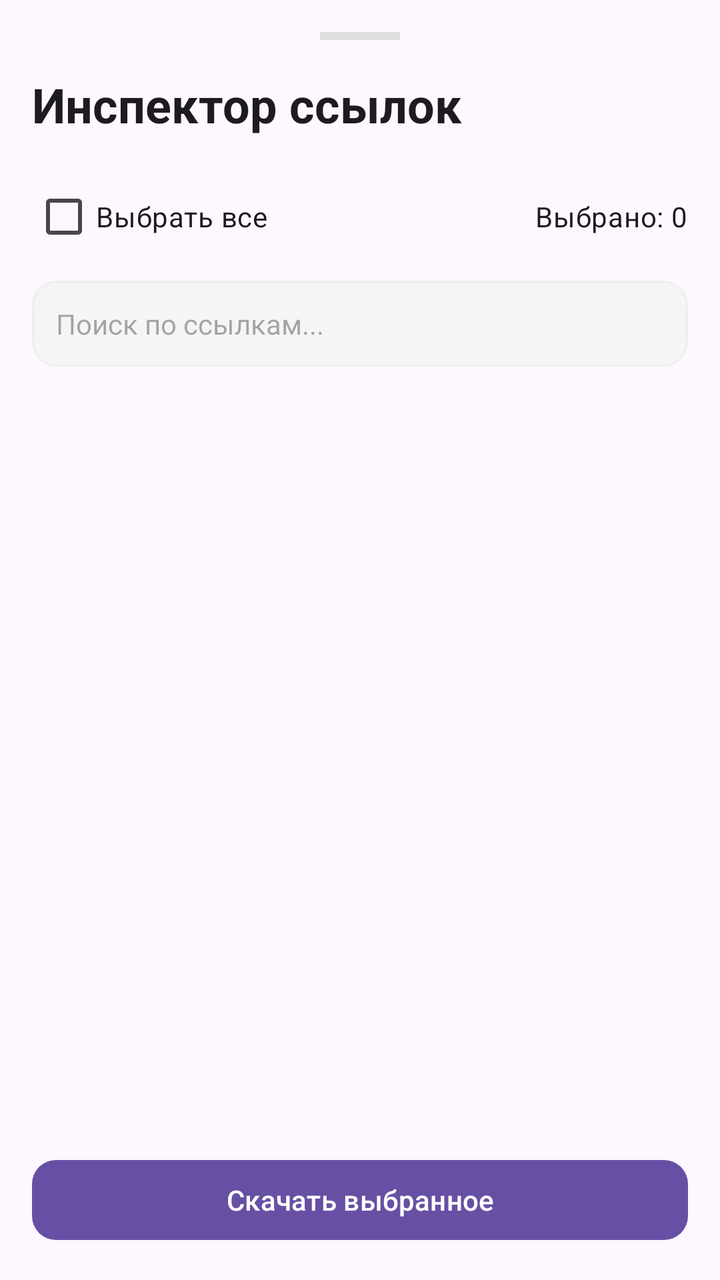
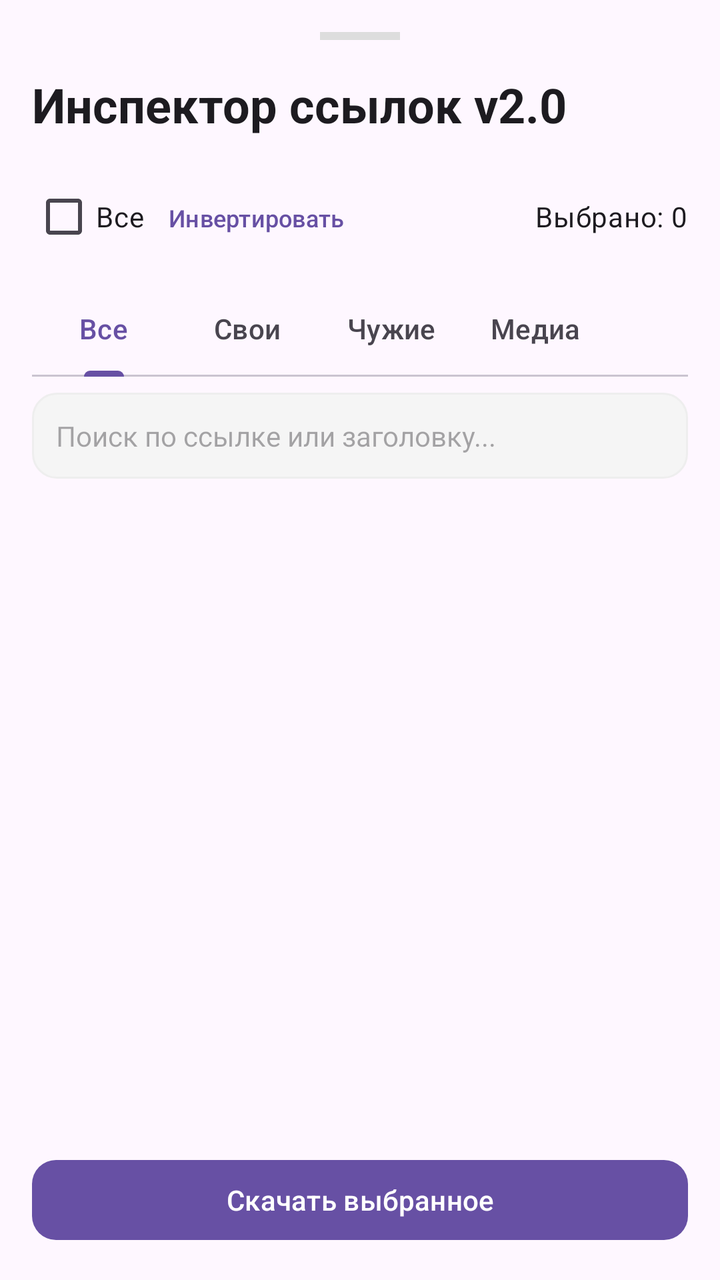

An Android layout rendered at two revisions. The XML below is the earlier revision; the diff shows what the commit changed to produce the second picture.
<!-- AndroidManifest.xml: application theme Theme.WebDownloader -->
<!-- res/layout/layout_links_inspector.xml -->
<?xml version="1.0" encoding="utf-8"?>
<LinearLayout xmlns:android="http://schemas.android.com/apk/res/android"
    xmlns:app="http://schemas.android.com/apk/res-auto"
    android:layout_width="match_parent"
    android:layout_height="match_parent"
    android:background="?attr/colorSurface"
    android:orientation="vertical"
    android:padding="16dp">

    <View
        android:layout_width="40dp"
        android:layout_height="4dp"
        android:layout_gravity="center_horizontal"
        android:layout_marginBottom="16dp"
        android:background="#DDDDDD" />

    <TextView
        android:layout_width="wrap_content"
        android:layout_height="wrap_content"
        android:text="Инспектор ссылок"
        android:textAppearance="?attr/textAppearanceHeadlineSmall"
        android:textStyle="bold" />

    <RelativeLayout
        android:layout_width="match_parent"
        android:layout_height="wrap_content"
        android:layout_marginTop="16dp">

        <CheckBox
            android:id="@+id/cbSelectAll"
            android:layout_width="wrap_content"
            android:layout_height="wrap_content"
            android:text="Выбрать все" />

        <TextView
            android:id="@+id/tvSelectedCount"
            android:layout_width="wrap_content"
            android:layout_height="wrap_content"
            android:layout_alignParentEnd="true"
            android:layout_centerVertical="true"
            android:text="Выбрано: 0"
            android:textAppearance="?attr/textAppearanceBodyMedium" />
    </RelativeLayout>

    <EditText
        android:id="@+id/etSearchLinks"
        android:layout_width="match_parent"
        android:layout_height="wrap_content"
        android:layout_marginTop="8dp"
        android:background="@drawable/bg_search_bar"
        android:hint="Поиск по ссылкам..."
        android:padding="12dp"
        android:textSize="14sp" />

    <androidx.recyclerview.widget.RecyclerView
        android:id="@+id/rvLinks"
        android:layout_width="match_parent"
        android:layout_height="0dp"
        android:layout_marginTop="8dp"
        android:layout_weight="1" />

    <com.google.android.material.progressindicator.LinearProgressIndicator
        android:id="@+id/batchProgressBar"
        android:layout_width="match_parent"
        android:layout_height="wrap_content"
        android:layout_marginTop="8dp"
        android:visibility="gone" />

    <com.google.android.material.button.MaterialButton
        android:id="@+id/btnBatchDownload"
        android:layout_width="match_parent"
        android:layout_height="wrap_content"
        android:layout_marginTop="16dp"
        android:text="Скачать выбранное"
        app:cornerRadius="12dp" />

</LinearLayout>
<!-- resources referenced by this layout -->
<resources>
  <!-- drawable bg_search_bar (drawable) -->
  <?xml version="1.0" encoding="utf-8"?>
  <shape xmlns:android="http://schemas.android.com/apk/res/android">
      <solid android:color="#F5F5F5" />
      <corners android:radius="12dp" />
      <stroke android:width="1dp" android:color="#EEEEEE" />
  </shape>
  <style name="Theme.WebDownloader" parent="Theme.Material3.DayNight.NoActionBar">
          
          <item name="colorPrimary">#6750A4</item>
          <item name="colorOnPrimary">#FFFFFF</item>
          <item name="colorContainer">#F3EDF7</item>
      </style>
</resources>

<!-- the commit's change to res/layout/layout_links_inspector.xml (unified diff, before → after) -->
@@ -17,30 +17,72 @@
     <TextView
         android:layout_width="wrap_content"
         android:layout_height="wrap_content"
-        android:text="Инспектор ссылок"
+        android:text="Инспектор ссылок v2.0"
         android:textAppearance="?attr/textAppearanceHeadlineSmall"
         android:textStyle="bold" />
 
-    <RelativeLayout
+    <LinearLayout
         android:layout_width="match_parent"
         android:layout_height="wrap_content"
-        android:layout_marginTop="16dp">
+        android:layout_marginTop="16dp"
+        android:orientation="horizontal">
 
         <CheckBox
             android:id="@+id/cbSelectAll"
             android:layout_width="wrap_content"
             android:layout_height="wrap_content"
-            android:text="Выбрать все" />
+            android:text="Все" />
+
+        <com.google.android.material.button.MaterialButton
+            android:id="@+id/btnInvertSelection"
+            style="@style/Widget.Material3.Button.TextButton"
+            android:layout_width="wrap_content"
+            android:layout_height="wrap_content"
+            android:text="Инвертировать"
+            android:textSize="12sp" />
+
+        <View
+            android:layout_width="0dp"
+            android:layout_height="0dp"
+            android:layout_weight="1" />
 
         <TextView
             android:id="@+id/tvSelectedCount"
             android:layout_width="wrap_content"
             android:layout_height="wrap_content"
-            android:layout_alignParentEnd="true"
-            android:layout_centerVertical="true"
+            android:layout_gravity="center_vertical"
             android:text="Выбрано: 0"
             android:textAppearance="?attr/textAppearanceBodyMedium" />
-    </RelativeLayout>
+    </LinearLayout>
+
+    <com.google.android.material.tabs.TabLayout
+        android:id="@+id/tabCategories"
+        android:layout_width="match_parent"
+        android:layout_height="wrap_content"
+        android:layout_marginTop="8dp"
+        app:tabMode="scrollable"
+        app:tabIndicatorAnimationMode="elastic">
+
+        <com.google.android.material.tabs.TabItem
+            android:layout_width="wrap_content"
+            android:layout_height="wrap_content"
+            android:text="Все" />
+
+        <com.google.android.material.tabs.TabItem
+            android:layout_width="wrap_content"
+            android:layout_height="wrap_content"
+            android:text="Свои" />
+
+        <com.google.android.material.tabs.TabItem
+            android:layout_width="wrap_content"
+            android:layout_height="wrap_content"
+            android:text="Чужие" />
+
+        <com.google.android.material.tabs.TabItem
+            android:layout_width="wrap_content"
+            android:layout_height="wrap_content"
+            android:text="Медиа" />
+    </com.google.android.material.tabs.TabLayout>
 
     <EditText
         android:id="@+id/etSearchLinks"
@@ -48,7 +90,7 @@
         android:layout_height="wrap_content"
         android:layout_marginTop="8dp"
         android:background="@drawable/bg_search_bar"
-        android:hint="Поиск по ссылкам..."
+        android:hint="Поиск по ссылке или заголовку..."
         android:padding="12dp"
         android:textSize="14sp" />
 
